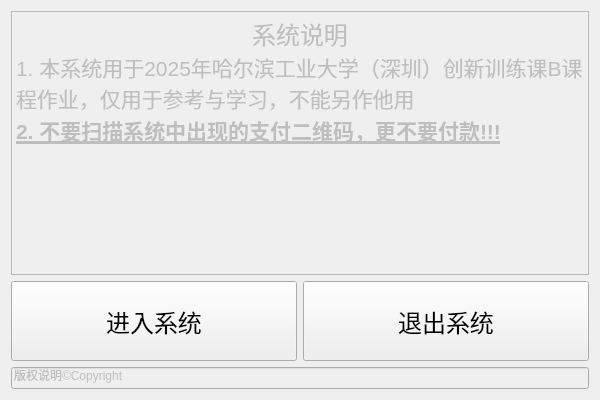
The window that SimulationTicketingSystem_ShenzhenMetro/StartPage.ui (DrinkerqvB/SimulationTicketingSystem_ShenzhenMetro) describes before a commit, drawn with Qt 5.
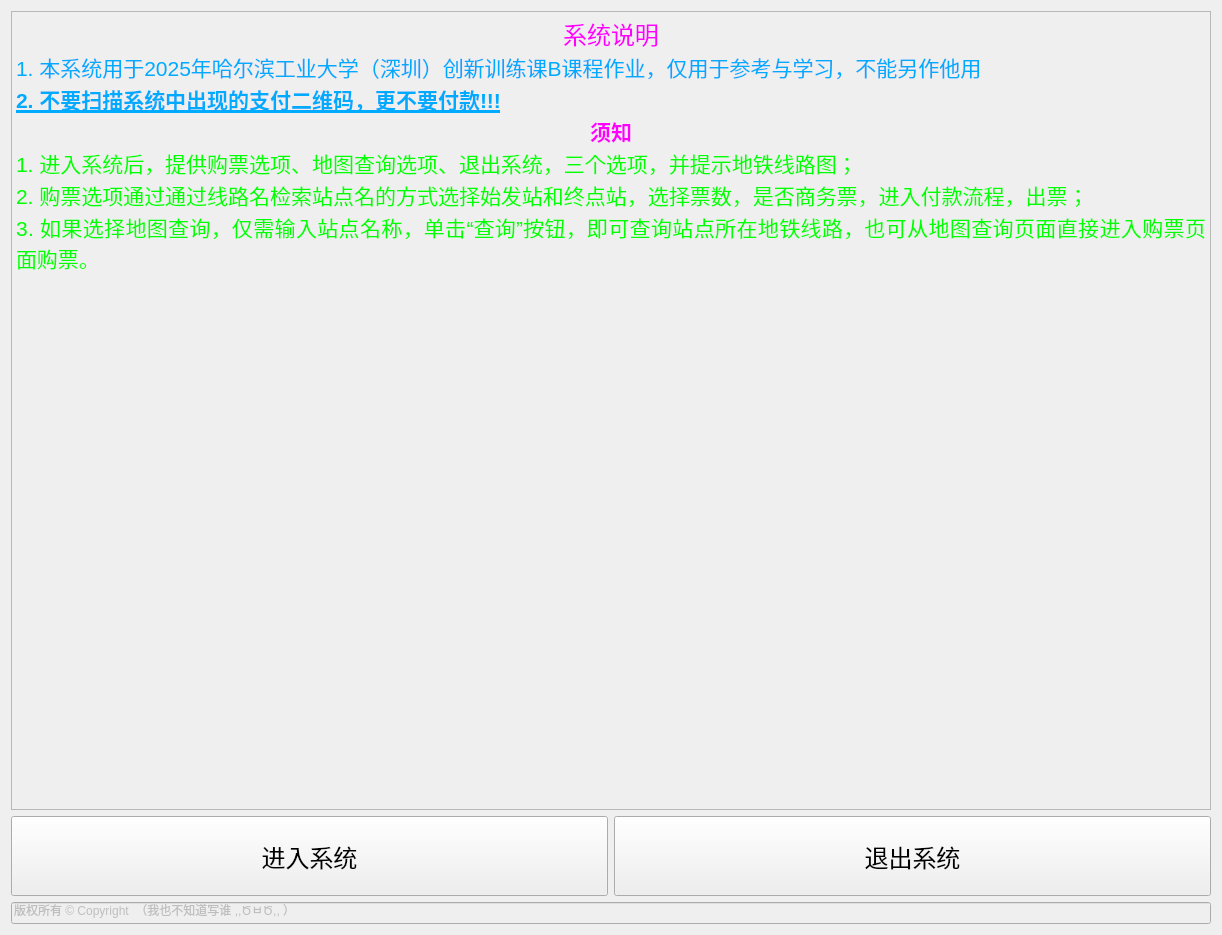
The same window after the commit.

```diff
--- a/SimulationTicketingSystem_ShenzhenMetro/StartPage.ui
+++ b/SimulationTicketingSystem_ShenzhenMetro/StartPage.ui
@@ -6,8 +6,8 @@
    <rect>
     <x>0</x>
     <y>0</y>
-    <width>600</width>
-    <height>400</height>
+    <width>818</width>
+    <height>935</height>
    </rect>
   </property>
   <property name="windowTitle">
@@ -19,6 +19,12 @@
      <property name="enabled">
       <bool>false</bool>
      </property>
+     <property name="minimumSize">
+      <size>
+       <width>1200</width>
+       <height>600</height>
+      </size>
+     </property>
      <property name="html">
       <string>&lt;!DOCTYPE HTML PUBLIC &quot;-//W3C//DTD HTML 4.0//EN&quot; &quot;http://www.w3.org/TR/REC-html40/strict.dtd&quot;&gt;
 &lt;html&gt;&lt;head&gt;&lt;meta name=&quot;qrichtext&quot; content=&quot;1&quot; /&gt;&lt;meta charset=&quot;utf-8&quot; /&gt;&lt;style type=&quot;text/css&quot;&gt;
@@ -27,9 +33,13 @@
 li.unchecked::marker { content: &quot;\2610&quot;; }
 li.checked::marker { content: &quot;\2612&quot;; }
 &lt;/style&gt;&lt;/head&gt;&lt;body style=&quot; font-family:'Microsoft YaHei UI'; font-size:9pt; font-weight:400; font-style:normal;&quot;&gt;
-&lt;p align=&quot;center&quot; style=&quot; margin-top:0px; margin-bottom:0px; margin-left:0px; margin-right:0px; -qt-block-indent:0; text-indent:0px;&quot;&gt;&lt;span style=&quot; font-size:18pt;&quot;&gt;系统说明&lt;/span&gt;&lt;/p&gt;
-&lt;p style=&quot; margin-top:0px; margin-bottom:0px; margin-left:0px; margin-right:0px; -qt-block-indent:0; text-indent:0px;&quot;&gt;&lt;span style=&quot; font-size:16pt;&quot;&gt;1. 本系统用于2025年哈尔滨工业大学（深圳）创新训练课B课程作业，仅用于参考与学习，不能另作他用&lt;/span&gt;&lt;/p&gt;
-&lt;p style=&quot; margin-top:0px; margin-bottom:0px; margin-left:0px; margin-right:0px; -qt-block-indent:0; text-indent:0px;&quot;&gt;&lt;span style=&quot; font-size:16pt; font-weight:700; text-decoration: underline;&quot;&gt;2. 不要扫描系统中出现的支付二维码，更不要付款!!!&lt;/span&gt;&lt;/p&gt;&lt;/body&gt;&lt;/html&gt;</string>
+&lt;p align=&quot;center&quot; style=&quot; margin-top:0px; margin-bottom:0px; margin-left:0px; margin-right:0px; -qt-block-indent:0; text-indent:0px;&quot;&gt;&lt;span style=&quot; font-size:18pt; color:#ff00ff;&quot;&gt;系统说明&lt;/span&gt;&lt;/p&gt;
+&lt;p style=&quot; margin-top:0px; margin-bottom:0px; margin-left:0px; margin-right:0px; -qt-block-indent:0; text-indent:0px;&quot;&gt;&lt;span style=&quot; font-size:16pt; color:#00aaff;&quot;&gt;1. 本系统用于2025年哈尔滨工业大学（深圳）创新训练课B课程作业，仅用于参考与学习，不能另作他用&lt;/span&gt;&lt;/p&gt;
+&lt;p style=&quot; margin-top:0px; margin-bottom:0px; margin-left:0px; margin-right:0px; -qt-block-indent:0; text-indent:0px;&quot;&gt;&lt;span style=&quot; font-size:16pt; font-weight:700; text-decoration: underline; color:#00aaff;&quot;&gt;2. 不要扫描系统中出现的支付二维码，更不要付款!!!&lt;/span&gt;&lt;/p&gt;
+&lt;p align=&quot;center&quot; style=&quot; margin-top:0px; margin-bottom:0px; margin-left:0px; margin-right:0px; -qt-block-indent:0; text-indent:0px;&quot;&gt;&lt;span style=&quot; font-size:16pt; font-weight:700; color:#ff00ff;&quot;&gt;须知&lt;/span&gt;&lt;/p&gt;
+&lt;p align=&quot;justify&quot; style=&quot; margin-top:0px; margin-bottom:0px; margin-left:0px; margin-right:0px; -qt-block-indent:0; text-indent:0px;&quot;&gt;&lt;span style=&quot; font-family:'宋体'; font-size:16pt; color:#00ff00;&quot;&gt;1. 进入系统后，提供购票选项、地图查询选项、退出系统，三个选项，并提示地铁线路图；&lt;/span&gt;&lt;/p&gt;
+&lt;p align=&quot;justify&quot; style=&quot; margin-top:0px; margin-bottom:0px; margin-left:0px; margin-right:0px; -qt-block-indent:0; text-indent:0px;&quot;&gt;&lt;span style=&quot; font-family:'宋体'; font-size:16pt; color:#00ff00;&quot;&gt;2. 购票选项通过通过线路名检索站点名的方式选择始发站和终点站，选择票数，是否商务票，进入付款流程，出票；&lt;/span&gt;&lt;/p&gt;
+&lt;p align=&quot;justify&quot; style=&quot; margin-top:0px; margin-bottom:0px; margin-left:0px; margin-right:0px; -qt-block-indent:0; text-indent:0px;&quot;&gt;&lt;span style=&quot; font-family:'宋体'; font-size:16pt; color:#00ff00;&quot;&gt;3. 如果选择地图查询，仅需输入站点名称，单击“查询”按钮，即可查询站点所在地铁线路，也可从地图查询页面直接进入购票页面购票。&lt;/span&gt;&lt;/p&gt;&lt;/body&gt;&lt;/html&gt;</string>
      </property>
     </widget>
    </item>
@@ -79,7 +89,7 @@
       <bool>false</bool>
      </property>
      <property name="text">
-      <string>版权说明©Copyright</string>
+      <string>版权所有 © Copyright  （我也不知道写谁 ,,ԾㅂԾ,, ）</string>
      </property>
     </widget>
    </item>
```
